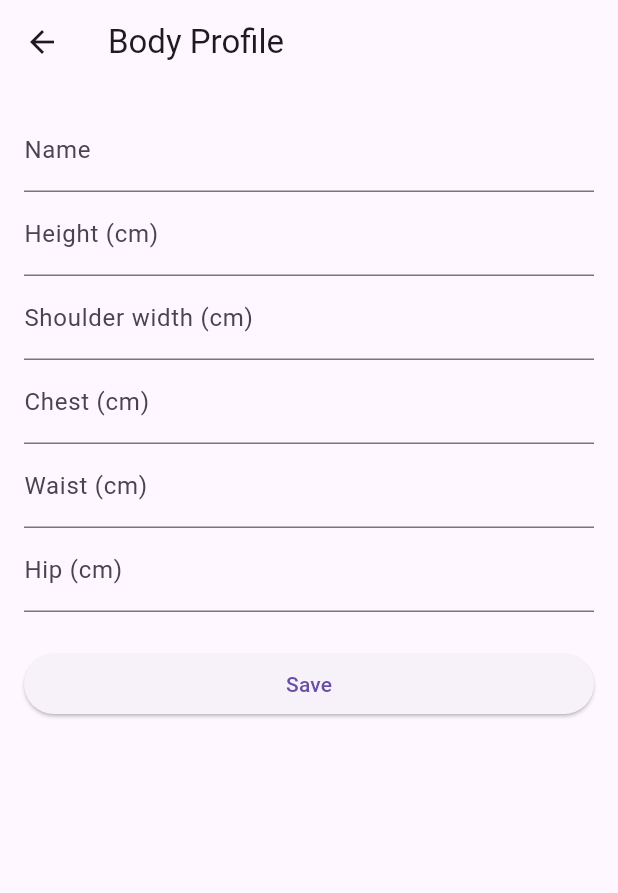
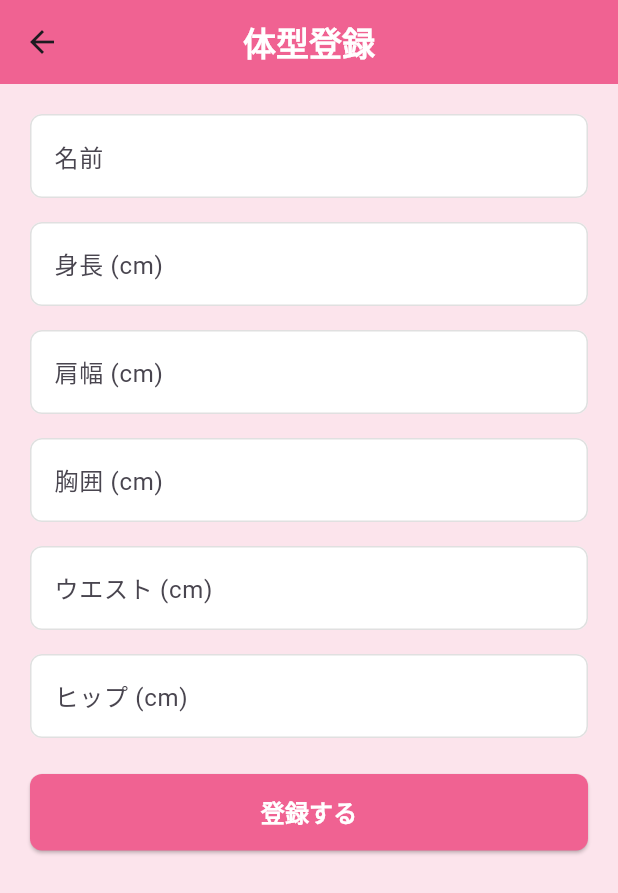
Before and after one commit to N-plus/Pitta, a Flutter app: the ProfileFormPage screen opened directly, on a phone screen of 412 x 824 dp. Shown: the top 893 px of the screen. Run offline on Flutter 3.47's test engine with Material 3 defaults, Android fonts, the phone set to English and light mode, and no system bars; accounts and stored records are empty.

Commit message:
feat: restyle profile form

```diff
--- a/lib/screens/profile_form_page.dart
+++ b/lib/screens/profile_form_page.dart
@@ -34,25 +34,45 @@ class _ProfileFormPageState extends State<ProfileFormPage> {
   @override
   Widget build(BuildContext context) {
     return Scaffold(
-      appBar: AppBar(title: const Text('Body Profile')),
-      body: Padding(
-        padding: const EdgeInsets.all(16),
+      backgroundColor: Colors.pink.shade50,
+      appBar: AppBar(
+        title: const Text(
+          '体型登録',
+          style: TextStyle(fontWeight: FontWeight.bold, color: Colors.white),
+        ),
+        centerTitle: true,
+        backgroundColor: Colors.pink.shade300,
+      ),
+      body: SafeArea(
+        child: SingleChildScrollView(
+          padding: const EdgeInsets.all(20),
           child: Form(
             key: _formKey,
-          child: ListView(
+            child: Column(
               children: [
-              TextFormField(
-                controller: _nameController,
-                decoration: const InputDecoration(labelText: 'Name'),
-                validator: (v) => v!.isEmpty ? 'Required' : null,
+                _buildTextField(_nameController, label: '名前'),
+                const SizedBox(height: 16),
+                _buildNumberField(_heightController, label: '身長 (cm)'),
+                const SizedBox(height: 16),
+                _buildNumberField(_shoulderController, label: '肩幅 (cm)'),
+                const SizedBox(height: 16),
+                _buildNumberField(_chestController, label: '胸囲 (cm)'),
+                const SizedBox(height: 16),
+                _buildNumberField(_waistController, label: 'ウエスト (cm)'),
+                const SizedBox(height: 16),
+                _buildNumberField(_hipController, label: 'ヒップ (cm)'),
+                const SizedBox(height: 24),
+                SizedBox(
+                  width: double.infinity,
+                  child: ElevatedButton(
+                    style: ElevatedButton.styleFrom(
+                      backgroundColor: Colors.pink.shade300,
+                      foregroundColor: Colors.white,
+                      padding: const EdgeInsets.symmetric(vertical: 14),
+                      shape: RoundedRectangleBorder(
+                        borderRadius: BorderRadius.circular(8),
                       ),
-              _numberField(_heightController, 'Height (cm)'),
-              _numberField(_shoulderController, 'Shoulder width (cm)'),
-              _numberField(_chestController, 'Chest (cm)'),
-              _numberField(_waistController, 'Waist (cm)'),
-              _numberField(_hipController, 'Hip (cm)'),
-              const SizedBox(height: 24),
-              ElevatedButton(
+                    ),
                     onPressed: () {
                       if (_formKey.currentState!.validate()) {
                         final profile = BodyProfile(
@@ -67,21 +87,57 @@ class _ProfileFormPageState extends State<ProfileFormPage> {
                         Navigator.pop(context);
                       }
                     },
-                child: const Text('Save'),
-              )
+                    child: const Text(
+                      '登録する',
+                      style: TextStyle(
+                        fontSize: 16,
+                        fontWeight: FontWeight.bold,
+                      ),
+                    ),
+                  ),
+                ),
               ],
+            ),
           ),
         ),
       ),
     );
   }
 
-  Widget _numberField(TextEditingController controller, String label) {
+  Widget _buildTextField(TextEditingController controller, {required String label}) {
     return TextFormField(
       controller: controller,
-      decoration: InputDecoration(labelText: label),
+      decoration: _inputDecoration(label),
+      validator: (v) => v!.isEmpty ? '必須項目です' : null,
+    );
+  }
+
+  Widget _buildNumberField(TextEditingController controller, {required String label}) {
+    return TextFormField(
+      controller: controller,
+      decoration: _inputDecoration(label),
       keyboardType: TextInputType.number,
-      validator: (v) => v!.isEmpty ? 'Required' : null,
+      validator: (v) => v!.isEmpty ? '必須項目です' : null,
+    );
+  }
+
+  InputDecoration _inputDecoration(String label) {
+    return InputDecoration(
+      labelText: label,
+      filled: true,
+      fillColor: Colors.white,
+      border: OutlineInputBorder(
+        borderRadius: BorderRadius.circular(8),
+        borderSide: BorderSide(color: Colors.grey.shade300),
+      ),
+      enabledBorder: OutlineInputBorder(
+        borderRadius: BorderRadius.circular(8),
+        borderSide: BorderSide(color: Colors.grey.shade300),
+      ),
+      focusedBorder: OutlineInputBorder(
+        borderRadius: BorderRadius.circular(8),
+        borderSide: BorderSide(color: Colors.pink.shade300),
+      ),
     );
   }
 }
```
Lines whose indentation alone changed are shown as unchanged.
